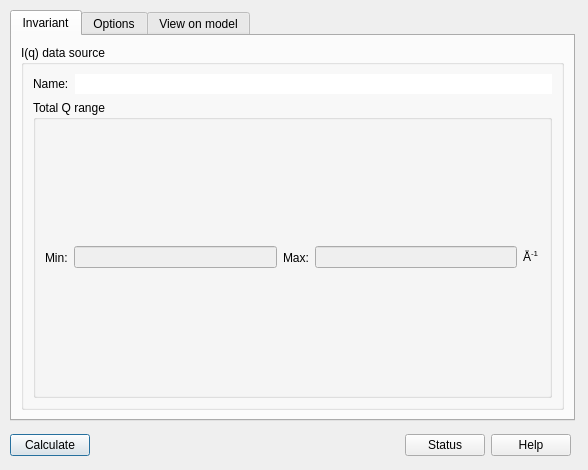
Before: the Qt Designer form src/sas/qtgui/Perspectives/PrInversion/UI/TabbedPrInversionUI.ui in SasView/sasview, drawn with Qt 5.
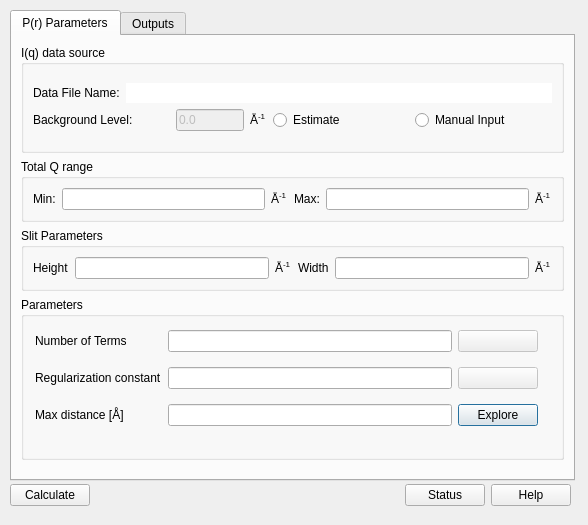
After: the same form once the commit is applied. Icons and pictures are not drawn.

Commit message: Finished P(r) GUI. Added basic methods for closing window.

Patch:
```diff
--- a/src/sas/qtgui/Perspectives/PrInversion/UI/TabbedPrInversionUI.ui
+++ b/src/sas/qtgui/Perspectives/PrInversion/UI/TabbedPrInversionUI.ui
@@ -7,23 +7,25 @@
     <x>0</x>
     <y>0</y>
     <width>588</width>
+    <height>525</height>
+   </rect>
+  </property>
+  <property name="minimumSize">
+   <size>
+    <width>588</width>
     <height>470</height>
-   </rect>
+   </size>
   </property>
   <property name="windowTitle">
    <string>P(r) Inversion</string>
   </property>
-  <property name="windowIcon">
-   <iconset>
-    <normaloff>../../../UI/res/ball.ico</normaloff>../../../UI/res/ball.ico</iconset>
-  </property>
-  <widget class="QTabWidget" name="tabWidget">
+  <widget class="QTabWidget" name="PrTabWidget">
    <property name="geometry">
     <rect>
      <x>10</x>
      <y>10</y>
      <width>565</width>
-     <height>411</height>
+     <height>471</height>
     </rect>
    </property>
    <property name="currentIndex">
@@ -31,21 +33,28 @@
    </property>
    <widget class="QWidget" name="tabMain">
     <attribute name="title">
-     <string>Invariant</string>
+     <string>P(r) Parameters</string>
     </attribute>
     <layout class="QGridLayout" name="gridLayout_9">
-     <item row="0" column="0">
+     <item row="2" column="0">
+      <layout class="QVBoxLayout" name="verticalLayout_5" stretch="2,1,1,3">
+       <property name="bottomMargin">
+        <number>10</number>
+       </property>
+       <item>
       <widget class="QGroupBox" name="groupBox">
        <property name="title">
         <string>I(q) data source</string>
        </property>
        <layout class="QGridLayout" name="gridLayout_2">
         <item row="0" column="0">
-         <layout class="QHBoxLayout" name="horizontalLayout_4">
+           <layout class="QVBoxLayout" name="verticalLayout">
+            <item>
+             <layout class="QHBoxLayout" name="horizontalLayout_2">
           <item>
            <widget class="QLabel" name="label">
             <property name="text">
-             <string>Name:</string>
+                 <string>Data File Name:</string>
             </property>
            </widget>
           </item>
@@ -64,39 +73,154 @@
           </item>
          </layout>
         </item>
-        <item row="1" column="0">
-         <widget class="QGroupBox" name="groupBox_2">
+            <item>
+             <layout class="QHBoxLayout" name="horizontalLayout_3" stretch="2,1,0,2,2">
+              <item>
+               <widget class="QLabel" name="label_5">
+                <property name="text">
+                 <string>Background Level:</string>
+                </property>
+               </widget>
+              </item>
+              <item>
+               <widget class="QLineEdit" name="lineEdit_4">
+                <property name="enabled">
+                 <bool>false</bool>
+                </property>
+                <property name="text">
+                 <string>0.0</string>
+                </property>
+               </widget>
+              </item>
+              <item>
+               <widget class="QLabel" name="label_10">
+                <property name="text">
+                 <string>&lt;html&gt;&lt;head/&gt;&lt;body&gt;&lt;p&gt;Å&lt;span style=&quot; vertical-align:super;&quot;&gt;-1&lt;/span&gt;&lt;/p&gt;&lt;/body&gt;&lt;/html&gt;</string>
+                </property>
+               </widget>
+              </item>
+              <item>
+               <widget class="QRadioButton" name="radioButton_2">
+                <property name="text">
+                 <string>Estimate</string>
+                </property>
+               </widget>
+              </item>
+              <item>
+               <widget class="QRadioButton" name="radioButton">
+                <property name="text">
+                 <string>Manual Input</string>
+                </property>
+               </widget>
+              </item>
+             </layout>
+            </item>
+           </layout>
+          </item>
+         </layout>
+        </widget>
+       </item>
+       <item>
+        <widget class="QGroupBox" name="groupBox_3">
           <property name="title">
            <string>Total Q range</string>
           </property>
+         <layout class="QGridLayout" name="gridLayout_3">
+          <item row="1" column="0">
+           <layout class="QVBoxLayout" name="verticalLayout_3">
+            <item>
+             <layout class="QHBoxLayout" name="horizontalLayout_4">
+              <item>
+               <widget class="QLabel" name="label_7">
+                <property name="text">
+                 <string>Min:</string>
+                </property>
+               </widget>
+              </item>
+              <item>
+               <widget class="QLineEdit" name="lineEdit_5">
+                <property name="enabled">
+                 <bool>true</bool>
+                </property>
+               </widget>
+              </item>
+              <item>
+               <widget class="QLabel" name="label_11">
+                <property name="text">
+                 <string>&lt;html&gt;&lt;head/&gt;&lt;body&gt;&lt;p&gt;Å&lt;span style=&quot; vertical-align:super;&quot;&gt;-1&lt;/span&gt;&lt;/p&gt;&lt;/body&gt;&lt;/html&gt;</string>
+                </property>
+               </widget>
+              </item>
+              <item>
+               <widget class="QLabel" name="label_8">
+                <property name="text">
+                 <string>Max:</string>
+                </property>
+               </widget>
+              </item>
+              <item>
+               <widget class="QLineEdit" name="lineEdit_6">
+                <property name="enabled">
+                 <bool>true</bool>
+                </property>
+               </widget>
+              </item>
+              <item>
+               <widget class="QLabel" name="label_9">
+                <property name="text">
+                 <string>&lt;html&gt;&lt;head/&gt;&lt;body&gt;&lt;p&gt;Å&lt;span style=&quot; vertical-align:super;&quot;&gt;-1&lt;/span&gt;&lt;/p&gt;&lt;/body&gt;&lt;/html&gt;</string>
+                </property>
+               </widget>
+              </item>
+             </layout>
+            </item>
+           </layout>
+          </item>
+         </layout>
+        </widget>
+       </item>
+       <item>
+        <widget class="QGroupBox" name="groupBox_2">
+         <property name="title">
+          <string>Slit Parameters</string>
+         </property>
           <layout class="QGridLayout" name="gridLayout">
-           <item row="0" column="0">
+          <item row="1" column="0">
+           <layout class="QVBoxLayout" name="verticalLayout_2">
+            <item>
             <layout class="QHBoxLayout" name="horizontalLayout">
              <item>
               <widget class="QLabel" name="label_3">
                <property name="text">
-                <string>Min:</string>
+                 <string>Height</string>
                </property>
               </widget>
              </item>
              <item>
               <widget class="QLineEdit" name="lineEdit_2">
                <property name="enabled">
-                <bool>false</bool>
+                 <bool>true</bool>
+                </property>
+               </widget>
+              </item>
+              <item>
+               <widget class="QLabel" name="label_6">
+                <property name="text">
+                 <string>&lt;html&gt;&lt;head/&gt;&lt;body&gt;&lt;p&gt;Å&lt;span style=&quot; vertical-align:super;&quot;&gt;-1&lt;/span&gt;&lt;/p&gt;&lt;/body&gt;&lt;/html&gt;</string>
                </property>
               </widget>
              </item>
              <item>
               <widget class="QLabel" name="label_4">
                <property name="text">
-                <string>Max:</string>
+                 <string>Width</string>
                </property>
               </widget>
              </item>
              <item>
               <widget class="QLineEdit" name="lineEdit_3">
                <property name="enabled">
-                <bool>false</bool>
+                 <bool>true</bool>
                </property>
               </widget>
              </item>
@@ -110,45 +234,316 @@
             </layout>
            </item>
           </layout>
-         </widget>
-        </item>
-       </layout>
-      </widget>
+          </item>
+         </layout>
+        </widget>
+       </item>
+       <item>
+        <widget class="QGroupBox" name="groupBox_5">
+         <property name="toolTip">
+          <string>&lt;!DOCTYPE HTML PUBLIC &quot;-//W3C//DTD HTML 4.0//EN&quot; &quot;http://www.w3.org/TR/REC-html40/strict.dtd&quot;&gt;
+&lt;html&gt;&lt;head&gt;&lt;meta name=&quot;qrichtext&quot; content=&quot;1&quot; /&gt;&lt;style type=&quot;text/css&quot;&gt;
+p, li { white-space: pre-wrap; }
+&lt;/style&gt;&lt;/head&gt;&lt;body style=&quot; font-family:'MS Shell Dlg 2'; font-size:8pt; font-weight:400; font-style:normal;&quot;&gt;
+&lt;pre style=&quot; margin-top:12px; margin-bottom:12px; margin-left:0px; margin-right:0px; -qt-block-indent:0; text-indent:0px;&gt;&lt;span style=&quot; font-family:'Courier New'; font-size:9pt; color:#000000;&quot;&gt;P(r) is found by fitting a set of base functions to I(Q). The minimization involves a regularization term to ensure a smooth P(r). The regularization constant gives the size of that term. The suggested value is the value above which the output P(r) will have only one peak.&lt;/span&gt;&lt;/pre&gt;&lt;/body&gt;&lt;/html&gt;</string>
+         </property>
+         <property name="title">
+          <string>Parameters</string>
+         </property>
+         <widget class="QWidget" name="gridLayoutWidget">
+          <property name="geometry">
+           <rect>
+            <x>10</x>
+            <y>20</y>
+            <width>511</width>
+            <height>123</height>
+           </rect>
+          </property>
+          <layout class="QGridLayout" name="gridLayout_4" rowstretch="0,0,0">
+           <property name="margin">
+            <number>4</number>
+           </property>
+           <item row="2" column="1">
+            <widget class="QLineEdit" name="lineEdit_9"/>
+           </item>
+           <item row="1" column="1">
+            <widget class="QLineEdit" name="lineEdit_8"/>
+           </item>
+           <item row="0" column="1">
+            <widget class="QLineEdit" name="lineEdit_7"/>
+           </item>
+           <item row="0" column="0">
+            <widget class="QLabel" name="label_12">
+             <property name="text">
+              <string>Number of Terms</string>
+             </property>
+            </widget>
+           </item>
+           <item row="2" column="0">
+            <widget class="QLabel" name="label_14">
+             <property name="text">
+              <string>Max distance [Å]</string>
+             </property>
+            </widget>
+           </item>
+           <item row="1" column="0">
+            <widget class="QLabel" name="label_13">
+             <property name="text">
+              <string>Regularization constant</string>
+             </property>
+            </widget>
+           </item>
+           <item row="2" column="2" alignment="Qt::AlignHCenter">
+            <widget class="QPushButton" name="pushButton_4">
+             <property name="sizePolicy">
+              <sizepolicy hsizetype="Fixed" vsizetype="Fixed">
+               <horstretch>0</horstretch>
+               <verstretch>0</verstretch>
+              </sizepolicy>
+             </property>
+             <property name="toolTip">
+              <string>&lt;html&gt;&lt;head/&gt;&lt;body&gt;&lt;p&gt;Open the D&lt;span style=&quot; vertical-align:sub;&quot;&gt;max&lt;/span&gt; explorer window.&lt;/p&gt;&lt;/body&gt;&lt;/html&gt;</string>
+             </property>
+             <property name="layoutDirection">
+              <enum>Qt::LeftToRight</enum>
+             </property>
+             <property name="text">
+              <string>Explore</string>
+             </property>
+            </widget>
+           </item>
+           <item row="0" column="2">
+            <widget class="QPushButton" name="pushButton_5">
+             <property name="enabled">
+              <bool>false</bool>
+             </property>
+             <property name="text">
+              <string/>
+             </property>
+            </widget>
+           </item>
+           <item row="1" column="2">
+            <widget class="QPushButton" name="pushButton_6">
+             <property name="enabled">
+              <bool>false</bool>
+             </property>
+             <property name="text">
+              <string/>
+             </property>
+            </widget>
+           </item>
+          </layout>
+         </widget>
+        </widget>
+       </item>
+      </layout>
      </item>
     </layout>
    </widget>
    <widget class="QWidget" name="tabOptions">
     <attribute name="title">
-     <string>Options</string>
+     <string>Outputs</string>
     </attribute>
-    <layout class="QGridLayout" name="gridLayout_6"/>
-   </widget>
-   <widget class="QWidget" name="tab">
-    <attribute name="title">
-     <string>View on model</string>
-    </attribute>
-    <widget class="QTreeView" name="treeView">
+    <layout class="QGridLayout" name="gridLayout_6">
+     <item row="0" column="0">
+      <widget class="QGroupBox" name="groupBox_4">
+       <property name="title">
+        <string>Outputs</string>
+       </property>
+       <widget class="QWidget" name="verticalLayoutWidget_3">
      <property name="geometry">
       <rect>
-       <x>5</x>
-       <y>11</y>
-       <width>431</width>
-       <height>311</height>
-      </rect>
-     </property>
-    </widget>
+          <x>10</x>
+          <y>20</y>
+          <width>521</width>
+          <height>281</height>
+         </rect>
+        </property>
+        <layout class="QVBoxLayout" name="verticalLayout_4">
+         <item>
+          <layout class="QGridLayout" name="gridLayout_5">
+           <item row="3" column="1">
+            <widget class="QLineEdit" name="lineEdit_15">
+             <property name="enabled">
+              <bool>false</bool>
+             </property>
+            </widget>
+           </item>
+           <item row="5" column="1">
+            <widget class="QLineEdit" name="lineEdit_17">
+             <property name="enabled">
+              <bool>false</bool>
+             </property>
+            </widget>
+           </item>
+           <item row="7" column="1">
+            <widget class="QLineEdit" name="lineEdit_19">
+             <property name="enabled">
+              <bool>false</bool>
+             </property>
+            </widget>
+           </item>
+           <item row="3" column="0">
+            <widget class="QLabel" name="label_17">
+             <property name="text">
+              <string>Background</string>
+             </property>
+            </widget>
+           </item>
+           <item row="8" column="0">
+            <widget class="QLabel" name="label_29">
+             <property name="text">
+              <string>1-sigma positive fraction</string>
+             </property>
+            </widget>
+           </item>
+           <item row="5" column="0">
+            <widget class="QLabel" name="label_19">
+             <property name="text">
+              <string>Chi^2/dof</string>
+             </property>
+            </widget>
+           </item>
+           <item row="2" column="0">
+            <widget class="QLabel" name="label_16">
+             <property name="text">
+              <string>I(Q=0)</string>
+             </property>
+            </widget>
+           </item>
+           <item row="6" column="0">
+            <widget class="QLabel" name="label_20">
+             <property name="text">
+              <string>Oscillations</string>
+             </property>
+            </widget>
+           </item>
+           <item row="1" column="1">
+            <widget class="QLineEdit" name="lineEdit_13">
+             <property name="enabled">
+              <bool>false</bool>
+             </property>
+            </widget>
+           </item>
+           <item row="7" column="0">
+            <widget class="QLabel" name="label_21">
+             <property name="text">
+              <string>Positive Fraction</string>
+             </property>
+            </widget>
+           </item>
+           <item row="6" column="1">
+            <widget class="QLineEdit" name="lineEdit_18">
+             <property name="enabled">
+              <bool>false</bool>
+             </property>
+            </widget>
+           </item>
+           <item row="4" column="0">
+            <widget class="QLabel" name="label_18">
+             <property name="text">
+              <string>Computation TIme</string>
+             </property>
+            </widget>
+           </item>
+           <item row="2" column="1">
+            <widget class="QLineEdit" name="lineEdit_14">
+             <property name="enabled">
+              <bool>false</bool>
+             </property>
+            </widget>
+           </item>
+           <item row="4" column="1">
+            <widget class="QLineEdit" name="lineEdit_16">
+             <property name="enabled">
+              <bool>false</bool>
+             </property>
+            </widget>
+           </item>
+           <item row="1" column="0">
+            <widget class="QLabel" name="label_15">
+             <property name="text">
+              <string>Rg</string>
+             </property>
+            </widget>
+           </item>
+           <item row="3" column="2">
+            <widget class="QLabel" name="label_26">
+             <property name="text">
+              <string>Å-1</string>
+             </property>
+            </widget>
+           </item>
+           <item row="4" column="2">
+            <widget class="QLabel" name="label_27">
+             <property name="text">
+              <string>secs</string>
+             </property>
+            </widget>
+           </item>
+           <item row="2" column="2">
+            <widget class="QLabel" name="label_25">
+             <property name="text">
+              <string>Å-1</string>
+             </property>
+            </widget>
+           </item>
+           <item row="1" column="2">
+            <widget class="QLabel" name="label_24">
+             <property name="text">
+              <string>Å</string>
+             </property>
+            </widget>
+           </item>
+           <item row="8" column="1">
+            <widget class="QLineEdit" name="lineEdit_12"/>
+           </item>
+           <item row="0" column="2">
+            <widget class="QLabel" name="label_28">
+             <property name="text">
+              <string>Units</string>
+             </property>
+            </widget>
+           </item>
+           <item row="0" column="1">
+            <widget class="QLabel" name="label_23">
+             <property name="text">
+              <string>Calculated Value</string>
+             </property>
+             <property name="alignment">
+              <set>Qt::AlignCenter</set>
+             </property>
+            </widget>
+           </item>
+           <item row="0" column="0">
+            <widget class="QLabel" name="label_22">
+             <property name="text">
+              <string>Parameter</string>
+             </property>
+            </widget>
+           </item>
+          </layout>
+         </item>
+        </layout>
+       </widget>
+      </widget>
+     </item>
+    </layout>
    </widget>
   </widget>
   <widget class="QWidget" name="layoutWidget">
    <property name="geometry">
     <rect>
      <x>10</x>
-     <y>430</y>
+     <y>480</y>
      <width>561</width>
      <height>31</height>
     </rect>
    </property>
    <layout class="QHBoxLayout" name="horizontalLayout_8">
+    <property name="sizeConstraint">
+     <enum>QLayout::SetMinimumSize</enum>
+    </property>
     <item>
      <widget class="QPushButton" name="pushButton">
       <property name="text">
@@ -185,9 +580,6 @@
     </item>
    </layout>
   </widget>
-  <zorder>tabWidget</zorder>
-  <zorder>layoutWidget</zorder>
-  <zorder>horizontalSpacer</zorder>
  </widget>
  <resources/>
  <connections/>
```
Lines whose indentation alone changed are shown as unchanged. The commit also changes 1 other file.
